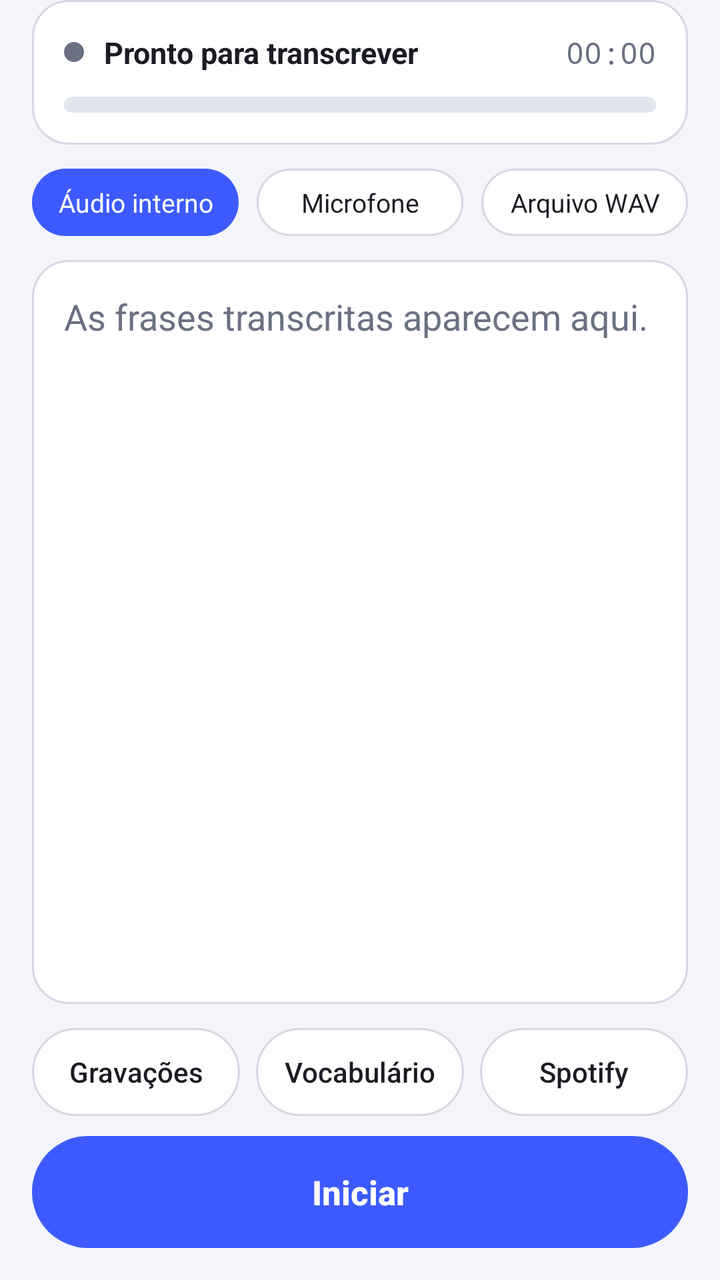
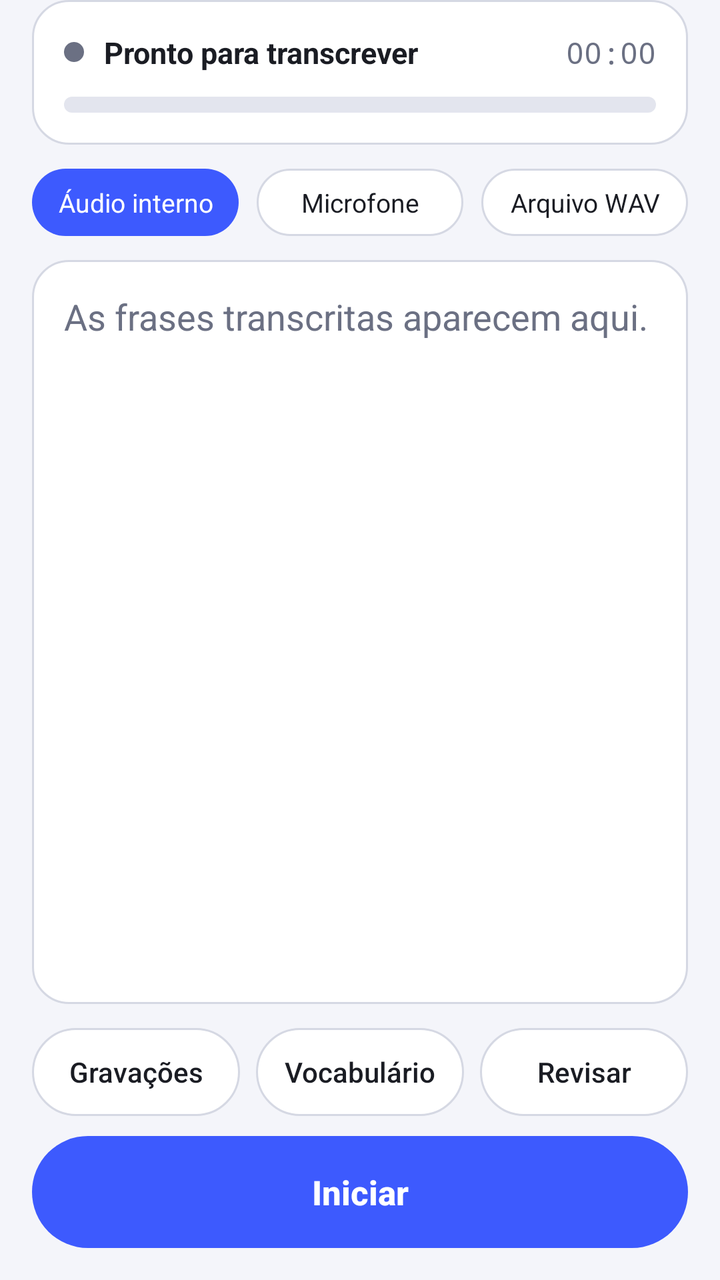

An Android layout rendered at two revisions. The XML below is the earlier revision; the diff shows what the commit changed to produce the second picture.
<!-- AndroidManifest.xml: application theme Theme.LegendaJP -->
<!-- res/layout/activity_main.xml -->
<?xml version="1.0" encoding="utf-8"?>
<LinearLayout xmlns:android="http://schemas.android.com/apk/res/android"
    android:layout_width="match_parent"
    android:layout_height="match_parent"
    android:orientation="vertical"
    android:paddingStart="16dp"
    android:paddingEnd="16dp"
    android:paddingBottom="16dp">

    
    <LinearLayout
        android:id="@+id/compactBar"
        android:layout_width="match_parent"
        android:layout_height="wrap_content"
        android:layout_marginTop="6dp"
        android:orientation="horizontal"
        android:gravity="center_vertical"
        android:visibility="gone">

        <View
            android:id="@+id/compactDot"
            android:layout_width="10dp"
            android:layout_height="10dp"
            android:layout_marginEnd="6dp"
            android:background="@drawable/status_dot" />

        <TextView
            android:id="@+id/compactTimer"
            android:layout_width="wrap_content"
            android:layout_height="wrap_content"
            android:layout_marginEnd="8dp"
            android:fontFamily="monospace"
            android:text="00:00"
            android:textColor="@color/text_secondary"
            android:textSize="13sp" />

        <TextView
            android:id="@+id/compactStatus"
            android:layout_width="0dp"
            android:layout_height="wrap_content"
            android:layout_weight="1"
            android:ellipsize="end"
            android:maxLines="1"
            android:textColor="@color/text_secondary"
            android:textSize="12sp" />

        <Button
            android:id="@+id/compactMain"
            style="@style/Button.Primary"
            android:layout_width="wrap_content"
            android:layout_height="36dp"
            android:minHeight="36dp"
            android:paddingStart="14dp"
            android:paddingEnd="14dp"
            android:textSize="13sp"
            android:text="@string/start" />

        <Button
            android:id="@+id/compactVocab"
            style="@style/Button.Outline"
            android:layout_width="wrap_content"
            android:layout_height="36dp"
            android:minHeight="36dp"
            android:layout_marginStart="4dp"
            android:paddingStart="10dp"
            android:paddingEnd="10dp"
            android:text="Vocab" />

        <Button
            android:id="@+id/compactRec"
            style="@style/Button.Outline"
            android:layout_width="wrap_content"
            android:layout_height="36dp"
            android:minHeight="36dp"
            android:layout_marginStart="4dp"
            android:paddingStart="10dp"
            android:paddingEnd="10dp"
            android:text="Gravações" />

        <Button
            android:id="@+id/compactMenu"
            style="@style/Button.Outline"
            android:layout_width="36dp"
            android:layout_height="36dp"
            android:minHeight="36dp"
            android:layout_marginStart="4dp"
            android:paddingStart="0dp"
            android:paddingEnd="0dp"
            android:text="⋮" />
    </LinearLayout>

    
    <LinearLayout
        android:id="@+id/statusCard"
        android:layout_width="match_parent"
        android:layout_height="wrap_content"
        android:orientation="vertical"
        android:background="@drawable/bg_card"
        android:padding="16dp">

        <LinearLayout
            android:layout_width="match_parent"
            android:layout_height="wrap_content"
            android:orientation="horizontal"
            android:gravity="center_vertical">

            <View
                android:id="@+id/statusDot"
                android:layout_width="10dp"
                android:layout_height="10dp"
                android:layout_marginEnd="10dp"
                android:background="@drawable/status_dot" />

            <TextView
                android:id="@+id/statusText"
                android:layout_width="0dp"
                android:layout_height="wrap_content"
                android:layout_weight="1"
                android:text="@string/status_ready"
                android:textColor="@color/text"
                android:textSize="15sp"
                android:textStyle="bold" />

            <TextView
                android:id="@+id/timer"
                android:layout_width="wrap_content"
                android:layout_height="wrap_content"
                android:text="00:00"
                android:fontFamily="monospace"
                android:textColor="@color/text_secondary"
                android:textSize="15sp" />
        </LinearLayout>

        <TextView
            android:id="@+id/statusDetail"
            android:layout_width="match_parent"
            android:layout_height="wrap_content"
            android:layout_marginTop="4dp"
            android:textColor="@color/text_secondary"
            android:textSize="13sp"
            android:textIsSelectable="true"
            android:visibility="gone" />

        <ProgressBar
            android:id="@+id/levelBar"
            style="?android:attr/progressBarStyleHorizontal"
            android:layout_width="match_parent"
            android:layout_height="8dp"
            android:layout_marginTop="12dp"
            android:max="100"
            android:progressDrawable="@drawable/level_progress" />
    </LinearLayout>

    
    <RadioGroup
        android:id="@+id/sourceGroup"
        android:layout_width="match_parent"
        android:layout_height="wrap_content"
        android:layout_marginTop="12dp"
        android:orientation="horizontal">

        <RadioButton
            android:id="@+id/sourceInternal"
            style="@style/Chip"
            android:layout_width="0dp"
            android:layout_height="wrap_content"
            android:layout_weight="1"
            android:layout_marginEnd="6dp"
            android:checked="true"
            android:text="@string/source_internal" />

        <RadioButton
            android:id="@+id/sourceMic"
            style="@style/Chip"
            android:layout_width="0dp"
            android:layout_height="wrap_content"
            android:layout_weight="1"
            android:layout_marginStart="3dp"
            android:layout_marginEnd="3dp"
            android:text="@string/source_mic" />

        <RadioButton
            android:id="@+id/sourceFile"
            style="@style/Chip"
            android:layout_width="0dp"
            android:layout_height="wrap_content"
            android:layout_weight="1"
            android:layout_marginStart="6dp"
            android:text="@string/source_file" />
    </RadioGroup>

    
    <FrameLayout
        android:id="@+id/transcriptCard"
        android:layout_width="match_parent"
        android:layout_height="0dp"
        android:layout_weight="1"
        android:layout_marginTop="12dp"
        android:background="@drawable/bg_card">

        <ScrollView
            android:id="@+id/scroll"
            android:layout_width="match_parent"
            android:layout_height="match_parent"
            android:padding="16dp"
            android:scrollbars="vertical">

            <LinearLayout
                android:layout_width="match_parent"
                android:layout_height="wrap_content"
                android:orientation="vertical">

                <TextView
                    android:id="@+id/transcript"
                    android:layout_width="match_parent"
                    android:layout_height="wrap_content"
                    android:text="@string/empty_transcript"
                    android:textColor="@color/text_secondary"
                    android:textSize="18sp"
                    android:lineSpacingExtra="6dp"
                    android:textIsSelectable="true" />

                <TextView
                    android:id="@+id/partial"
                    android:layout_width="match_parent"
                    android:layout_height="wrap_content"
                    android:layout_marginTop="8dp"
                    android:textColor="@color/accent"
                    android:textSize="17sp"
                    android:lineSpacingExtra="6dp"
                    android:visibility="gone" />
            </LinearLayout>
        </ScrollView>
    </FrameLayout>

    
    <LinearLayout
        android:id="@+id/bottomRow"
        android:layout_width="match_parent"
        android:layout_height="wrap_content"
        android:layout_marginTop="12dp"
        android:orientation="horizontal">

        <Button
            android:id="@+id/btnRecordings"
            style="@style/Button.Outline"
            android:layout_width="0dp"
            android:layout_height="wrap_content"
            android:layout_weight="1"
            android:layout_marginEnd="4dp"
            android:text="@string/recordings" />

        <Button
            android:id="@+id/btnVocab"
            style="@style/Button.Outline"
            android:layout_width="0dp"
            android:layout_height="wrap_content"
            android:layout_weight="1"
            android:layout_marginStart="4dp"
            android:layout_marginEnd="4dp"
            android:text="@string/vocab" />

        <Button
            android:id="@+id/btnSpotify"
            style="@style/Button.Outline"
            android:layout_width="0dp"
            android:layout_height="wrap_content"
            android:layout_weight="1"
            android:layout_marginStart="4dp"
            android:text="@string/spotify_web" />
    </LinearLayout>

    
    <Button
        android:id="@+id/btnMain"
        style="@style/Button.Primary"
        android:layout_width="match_parent"
        android:layout_height="wrap_content"
        android:layout_marginTop="10dp"
        android:text="@string/start" />
</LinearLayout>
<!-- resources referenced by this layout -->
<resources>
  <color name="accent">#3D5AFE</color>
  <color name="text">#1A1C23</color>
  <color name="text_secondary">#6B7083</color>
  <!-- drawable bg_card (drawable) -->
  <?xml version="1.0" encoding="utf-8"?>
  <shape xmlns:android="http://schemas.android.com/apk/res/android" android:shape="rectangle">
      <solid android:color="@color/card" />
      <stroke android:width="1dp" android:color="@color/outline" />
      <corners android:radius="18dp" />
  </shape>
  <!-- drawable status_dot (drawable) -->
  <?xml version="1.0" encoding="utf-8"?>
  <shape xmlns:android="http://schemas.android.com/apk/res/android" android:shape="oval">
      <solid android:color="@color/text_secondary" />
      <size android:width="10dp" android:height="10dp" />
  </shape>
  <string name="empty_transcript">As frases transcritas aparecem aqui.</string>
  <string name="recordings">Gravações</string>
  <string name="source_file">Arquivo WAV</string>
  <string name="source_internal">Áudio interno</string>
  <string name="source_mic">Microfone</string>
  <string name="spotify_web">Spotify</string>
  <string name="start">Iniciar</string>
  <string name="status_ready">Pronto para transcrever</string>
  <string name="vocab">Vocabulário</string>
  <style name="Button.Primary" parent="@android:style/Widget.DeviceDefault.Button">
          <item name="android:background">@drawable/bg_button_primary</item>
          <item name="android:textColor">#FFFFFF</item>
          <item name="android:textSize">17sp</item>
          <item name="android:textStyle">bold</item>
          <item name="android:textAllCaps">false</item>
          <item name="android:minHeight">56dp</item>
          <item name="android:stateListAnimator">@null</item>
      </style>
  <color name="card">#FFFFFF</color>
  <color name="outline">#D5D8E3</color>
  <color name="level_track">#E3E5EE</color>
  <!-- drawable bg_button_outline (drawable) -->
  <?xml version="1.0" encoding="utf-8"?>
  <ripple xmlns:android="http://schemas.android.com/apk/res/android" android:color="@color/accent_soft">
      <item>
          <shape android:shape="rectangle">
              <solid android:color="@color/card" />
              <stroke android:width="1dp" android:color="@color/outline" />
              <corners android:radius="22dp" />
          </shape>
      </item>
  </ripple>
  <!-- drawable bg_button_primary (drawable) -->
  <?xml version="1.0" encoding="utf-8"?>
  <ripple xmlns:android="http://schemas.android.com/apk/res/android" android:color="#33FFFFFF">
      <item>
          <shape android:shape="rectangle">
              <solid android:color="@color/accent" />
              <corners android:radius="28dp" />
          </shape>
      </item>
  </ripple>
  <!-- drawable bg_chip (drawable) -->
  <?xml version="1.0" encoding="utf-8"?>
  <selector xmlns:android="http://schemas.android.com/apk/res/android">
      <item android:state_checked="true">
          <shape android:shape="rectangle">
              <solid android:color="@color/accent" />
              <corners android:radius="20dp" />
          </shape>
      </item>
      <item>
          <shape android:shape="rectangle">
              <solid android:color="@color/card" />
              <stroke android:width="1dp" android:color="@color/outline" />
              <corners android:radius="20dp" />
          </shape>
      </item>
  </selector>
  <color name="primary">#1E2A5A</color>
  <color name="background">#F4F5FA</color>
  <style name="LegendaJP.ActionBar" parent="@android:style/Widget.DeviceDefault.ActionBar.Solid">
          <item name="android:background">@color/background</item>
          <item name="android:elevation">0dp</item>
          <item name="android:titleTextStyle">@style/LegendaJP.ActionBar.Title</item>
      </style>
  <color name="accent_soft">#2A3D5AFE</color>
  <style name="LegendaJP.ActionBar.Title" parent="@android:style/TextAppearance.DeviceDefault.Widget.ActionBar.Title">
          <item name="android:textColor">@color/text</item>
          <item name="android:textStyle">bold</item>
      </style>
  <!-- unchanged entries left out for length: 4 -->
</resources>

<!-- the commit's change to res/layout/activity_main.xml (unified diff, before → after) -->
@@ -261,13 +261,13 @@
             android:text="@string/vocab" />
 
         <Button
-            android:id="@+id/btnSpotify"
-            style="@style/Button.Outline"
-            android:layout_width="0dp"
-            android:layout_height="wrap_content"
-            android:layout_weight="1"
-            android:layout_marginStart="4dp"
-            android:text="@string/spotify_web" />
+            android:id="@+id/btnReview"
+            style="@style/Button.Outline"
+            android:layout_width="0dp"
+            android:layout_height="wrap_content"
+            android:layout_weight="1"
+            android:layout_marginStart="4dp"
+            android:text="Revisar" />
     </LinearLayout>
 
     
<!-- resource entries referenced after the edit -->
@@ -21,7 +21,6 @@
   <string name="source_file">Arquivo WAV</string>
   <string name="source_internal">Áudio interno</string>
   <string name="source_mic">Microfone</string>
-  <string name="spotify_web">Spotify</string>
   <string name="start">Iniciar</string>
   <string name="status_ready">Pronto para transcrever</string>
   <string name="vocab">Vocabulário</string>
